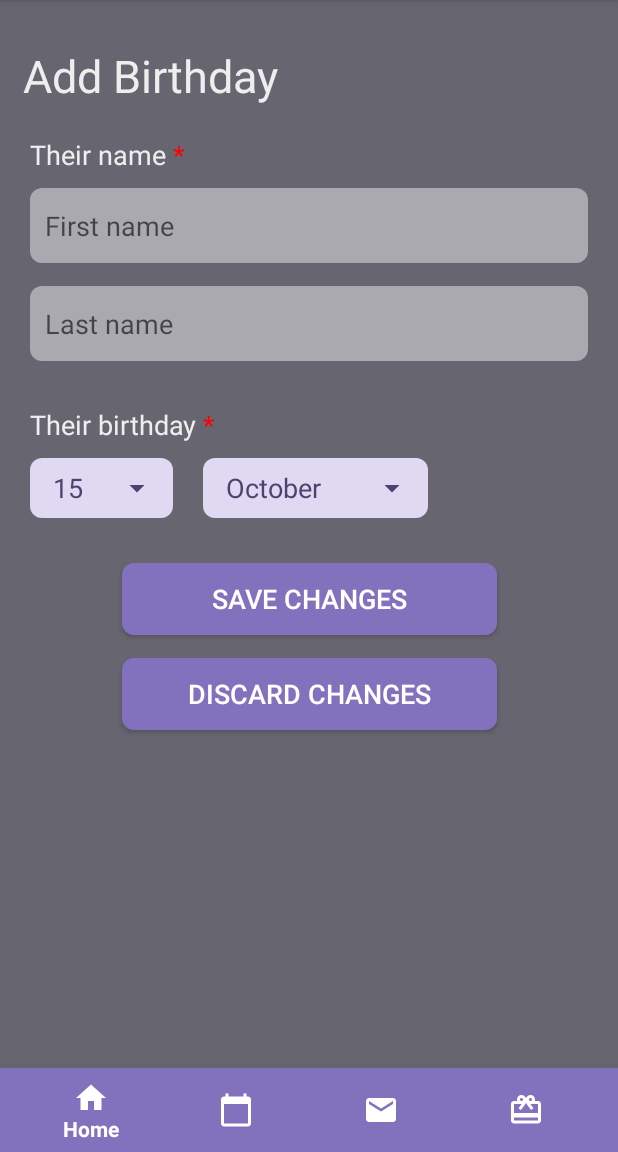
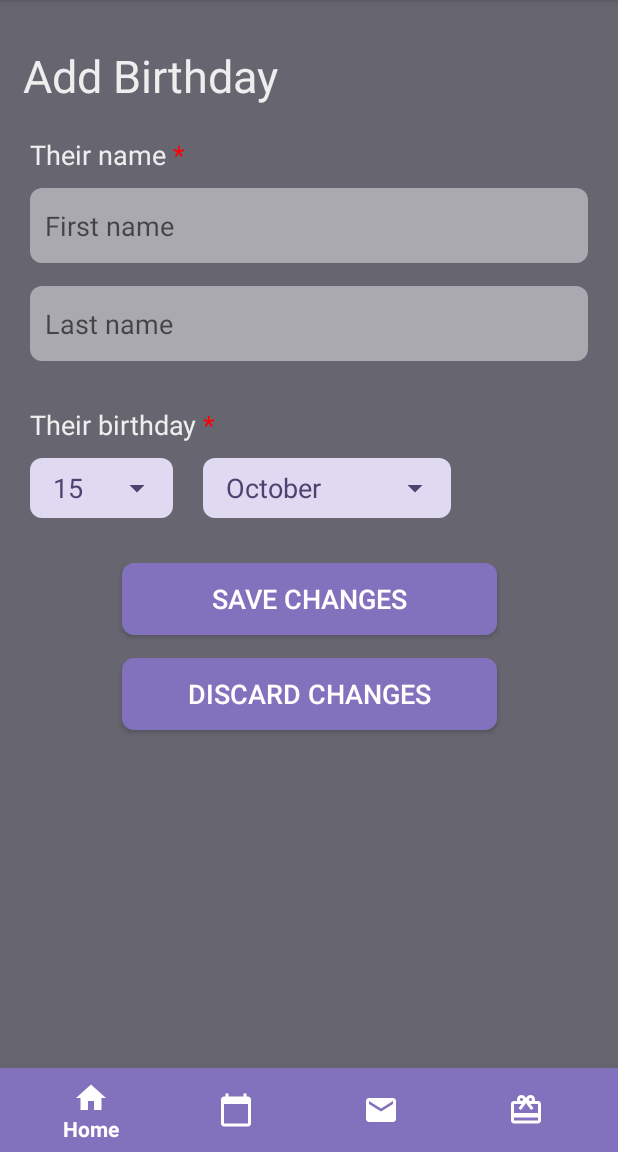
Before and after one commit to mariamedi/AnotherYear, an Android app: the fragment BirthdayDetailFragment placed in its activity, on a phone screen of 412 x 824 dp, the part 84-1236 px from its top. Run offline under Robolectric (Android 15) with nearby library versions, the phone set to English and light mode, and no system bars; our stand-ins replace Room's generated code; 2 statements that could not run were skipped.

Commit message:
drop down fix

```diff
--- a/app/src/main/res/layout/fragment_birthday_detail.xml
+++ b/app/src/main/res/layout/fragment_birthday_detail.xml
@@ -137,7 +137,7 @@
 
     <Spinner
         android:id="@+id/month_spinner"
-        android:layout_width="150dp"
+        android:layout_width="165dp"
         android:layout_height="40dp"
         android:paddingStart="5dp"
         android:paddingLeft="5dp"
```
